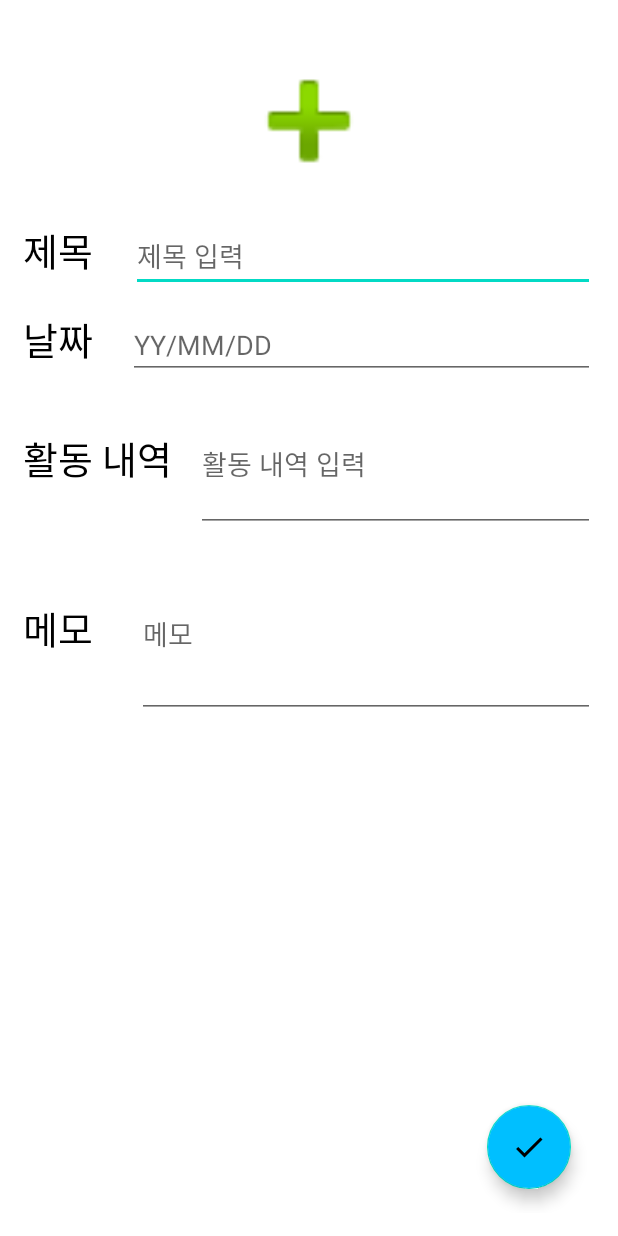
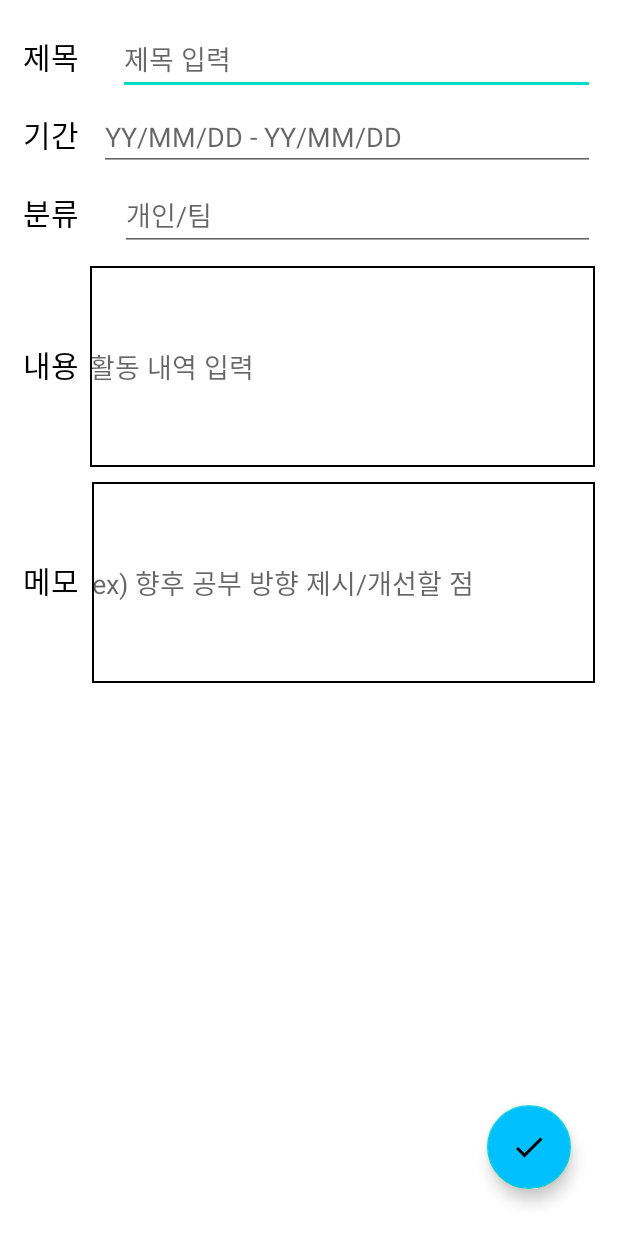
Before and after one commit to GURU2-Android-Kotlin/whisperApp, an Android app: the PortRegActivity screen opened directly, with no data from a screen before it, on a phone screen of 412 x 824 dp. Run offline under Robolectric (Android 15) with nearby library versions, the phone set to English and light mode, and no system bars; libraries missing offline, so code that uses them is left out: io.realm, io.realm.exceptions, io.realm.kotlin; 2 statements that could not run were skipped.

Commit message:
포트폴리오 수정 명예의 전당 추가

```diff
--- a/app/src/main/AndroidManifest.xml
+++ b/app/src/main/AndroidManifest.xml
@@ -26,6 +26,7 @@
         <activity android:name=".community.RegCommuActivity" />
         <activity android:name=".MainActivity"/>
         <activity android:name=".login.JoinActivity"/>
+        <activity android:name=".AwardsActivity" />
         <activity
             android:name=".todo.TodoActivity"
             android:label="@string/title_activity_todo"
--- a/app/src/main/java/com/example/whisperapp/portfolio/PortDB.kt
+++ b/app/src/main/java/com/example/whisperapp/portfolio/PortDB.kt
@@ -6,7 +6,7 @@ import io.realm.annotations.PrimaryKey
 open class portDB (
     @PrimaryKey
     var id : Long = 0,
-    var img : String = "",
+    var classification : String = "",
     var title: String = "",
     var date: String = "",
     var content: String = "",
--- a/app/src/main/res/layout/port_activity_main.xml
+++ b/app/src/main/res/layout/port_activity_main.xml
@@ -4,7 +4,7 @@
     xmlns:tools="http://schemas.android.com/tools"
     android:layout_width="match_parent"
     android:layout_height="match_parent"
-    tools:context=".MainActivity">
+    tools:context=".portfolio.PortMainActivity">
 
     <com.google.android.material.appbar.AppBarLayout
         android:layout_width="match_parent"
--- a/app/src/main/res/layout/port_reg.xml
+++ b/app/src/main/res/layout/port_reg.xml
@@ -5,40 +5,23 @@
     android:layout_width="match_parent"
     android:layout_height="match_parent"
     android:orientation="vertical"
-    android:padding="15dp">
+    android:layout_margin="15dp"
+    tools:context=".portfolio.PortRegActivity">
 
     <LinearLayout
         android:id="@+id/linearLayout1_port"
         android:layout_width="match_parent"
         android:layout_height="wrap_content"
-        android:layout_margin="15dp"
-        android:orientation="vertical"
+        android:orientation="horizontal"
         app:layout_constraintTop_toTopOf="parent"
-        tools:layout_editor_absoluteX="29dp">
-
-        <ImageView
-            android:id="@+id/imageView_port"
-            android:layout_width="200dp"
-            android:layout_height="100dp"
-            android:layout_gravity="center_horizontal"
-            app:srcCompat="@android:drawable/ic_input_add" />
-    </LinearLayout>
-
-    <LinearLayout
-        android:id="@+id/linearLayout2_port"
-        android:layout_width="match_parent"
-        android:layout_height="wrap_content"
-        android:layout_marginTop="16dp"
-        android:orientation="horizontal"
-        app:layout_constraintTop_toBottomOf="@+id/linearLayout1_port"
-        tools:layout_editor_absoluteX="13dp">
+        tools:layout_editor_absoluteX="15dp">
 
         <TextView
             android:layout_width="wrap_content"
             android:layout_height="wrap_content"
             android:layout_weight="1"
             android:text="제목"
-            android:textSize="25sp" />
+            android:textSize="20sp" />
 
         <EditText
             android:id="@+id/edtTitle_port"
@@ -49,80 +32,106 @@
     </LinearLayout>
 
     <LinearLayout
-        android:id="@+id/linearLayout3_port"
+        android:id="@+id/linearLayout2_port"
         android:layout_width="match_parent"
         android:layout_height="wrap_content"
-        android:layout_marginTop="12dp"
+        android:layout_marginTop="5dp"
         android:orientation="horizontal"
         android:textSize="25sp"
-        app:layout_constraintTop_toBottomOf="@+id/linearLayout2_port"
-        tools:layout_editor_absoluteX="30dp">
+        app:layout_constraintTop_toBottomOf="@+id/linearLayout1_port"
+        tools:layout_editor_absoluteX="5dp">
 
         <TextView
             android:layout_width="wrap_content"
             android:layout_height="wrap_content"
             android:layout_weight="1"
-            android:text="날짜"
-            android:textSize="25sp" />
+            android:text="기간"
+            android:textSize="20sp" />
 
         <EditText
             android:id="@+id/edtDate_port"
             android:layout_width="wrap_content"
             android:layout_height="wrap_content"
             android:layout_weight="9"
-            android:hint="YY/MM/DD" />
+            android:hint="YY/MM/DD - YY/MM/DD" />
 
+    </LinearLayout>
+
+    <LinearLayout
+        android:id="@+id/linearLayout3_port"
+        android:layout_width="match_parent"
+        android:layout_height="wrap_content"
+        android:layout_marginTop="5dp"
+        android:orientation="horizontal"
+        app:layout_constraintTop_toBottomOf="@+id/linearLayout2_port"
+        tools:layout_editor_absoluteX="5dp">
+
+        <TextView
+            android:layout_width="wrap_content"
+            android:layout_height="wrap_content"
+            android:layout_weight="1"
+            android:text="분류"
+            android:textSize="20sp" />
+
+        <EditText
+            android:id="@+id/edtClassification_port"
+            android:layout_width="wrap_content"
+            android:layout_height="wrap_content"
+            android:layout_weight="9"
+            android:hint="개인/팀" />
     </LinearLayout>
 
     <LinearLayout
         android:id="@+id/linearLayout4_port"
         android:layout_width="match_parent"
         android:layout_height="wrap_content"
-        android:layout_marginTop="12dp"
+        android:layout_marginTop="10dp"
         android:orientation="horizontal"
         app:layout_constraintTop_toBottomOf="@+id/linearLayout3_port"
-        tools:layout_editor_absoluteX="13dp">
+        tools:layout_editor_absoluteX="15dp">
 
         <TextView
             android:layout_width="wrap_content"
             android:layout_height="wrap_content"
             android:layout_weight="1"
-            android:text="활동 내역"
-            android:textSize="25sp" />
+            android:text="내용"
+            android:textSize="20sp" />
 
         <EditText
             android:id="@+id/edtContent_port"
             android:layout_width="wrap_content"
             android:layout_height="wrap_content"
             android:layout_weight="9"
-            android:hint="활동 내역 입력"
+            android:hint="활동 내역 입력                                  "
+            android:background="@drawable/edge"
             android:inputType="textMultiLine"
-            android:lines="3" />
+            android:lines="6" />
     </LinearLayout>
 
     <LinearLayout
         android:layout_width="match_parent"
         android:layout_height="wrap_content"
-        android:layout_marginTop="12dp"
+        android:layout_marginTop="10dp"
         android:orientation="horizontal"
         app:layout_constraintTop_toBottomOf="@+id/linearLayout4_port"
-        tools:layout_editor_absoluteX="16dp">
+        tools:layout_editor_absoluteX="15dp">
 
         <TextView
             android:layout_width="wrap_content"
             android:layout_height="wrap_content"
             android:layout_weight="1"
             android:text="메모"
-            android:textSize="25sp" />
+            android:textSize="20sp" />
 
         <EditText
             android:id="@+id/edtMemo_port"
             android:layout_width="wrap_content"
             android:layout_height="wrap_content"
             android:layout_weight="9"
-            android:hint="메모"
+            android:hint="ex) 향후 공부 방향 제시/개선할 점"
+            android:background="@drawable/edge"
             android:inputType="textMultiLine"
-            android:lines="4" />
+            android:lines="6" />
     </LinearLayout>
 
     <com.google.android.material.floatingactionbutton.FloatingActionButton
@@ -136,7 +145,8 @@
         android:tint="@android:color/white"
         app:layout_constraintBottom_toBottomOf="parent"
         app:layout_constraintEnd_toEndOf="parent"
-        app:srcCompat="@drawable/ic_baseline_done_24" />
+        app:srcCompat="@drawable/ic_baseline_done_24"
+        tools:ignore="VectorDrawableCompat" />
 
     <com.google.android.material.floatingactionbutton.FloatingActionButton
         android:id="@+id/deleteFab_port"
@@ -149,6 +159,7 @@
         android:tint="@android:color/white"
         app:layout_constraintBottom_toBottomOf="parent"
         app:layout_constraintStart_toStartOf="parent"
-        app:srcCompat="@drawable/ic_baseline_delete_24" />
+        app:srcCompat="@drawable/ic_baseline_delete_24"
+        tools:ignore="VectorDrawableCompat" />
 
 </androidx.constraintlayout.widget.ConstraintLayout>
```
Also changed, not shown: app/src/main/java/com/example/whisperapp/AwardsActivity.kt (added, +65 -0 lines), app/src/main/java/com/example/whisperapp/MainActivity.kt (+12 -1 lines), app/src/main/java/com/example/whisperapp/portfolio/PortRegActivity.kt (+17 -54 lines), app/src/main/res/drawable/edge2.xml (added, +15 -0 lines), app/src/main/res/layout/activity_main.xml (+17 -15 lines), app/src/main/res/layout/awards_activity_main.xml (added, +96 -0 lines).
